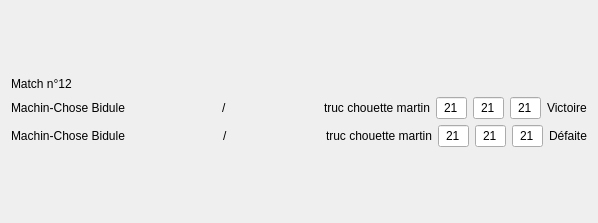
Above: mainwindow/btmQMatchWidget.ui from dsarrut/btm before the change. Below: the same form after it.
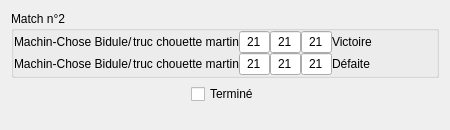
That is the form after the change.

Commit message: update match random

```diff
--- a/mainwindow/btmQMatchWidget.ui
+++ b/mainwindow/btmQMatchWidget.ui
@@ -6,35 +6,172 @@
    <rect>
     <x>0</x>
     <y>0</y>
-    <width>598</width>
-    <height>223</height>
+    <width>450</width>
+    <height>130</height>
    </rect>
   </property>
   <property name="windowTitle">
    <string>Form</string>
   </property>
-  <layout class="QVBoxLayout" name="verticalLayout">
+  <layout class="QGridLayout" name="gridLayout_2">
+   <item row="0" column="0">
+    <widget class="QGroupBox" name="groupBox">
+     <property name="title">
+      <string>Match n°2</string>
+     </property>
+     <property name="flat">
+      <bool>true</bool>
+     </property>
+     <property name="checkable">
+      <bool>false</bool>
+     </property>
+     <property name="checked">
+      <bool>false</bool>
+     </property>
+     <layout class="QGridLayout" name="gridLayout">
+      <property name="leftMargin">
+       <number>0</number>
+      </property>
+      <property name="topMargin">
+       <number>0</number>
+      </property>
+      <property name="rightMargin">
+       <number>0</number>
+      </property>
+      <property name="bottomMargin">
+       <number>0</number>
+      </property>
+      <property name="spacing">
+       <number>0</number>
+      </property>
+      <item row="1" column="0">
+       <layout class="QHBoxLayout" name="horizontalLayout_6">
    <item>
-    <spacer name="verticalSpacer_2">
-     <property name="orientation">
-      <enum>Qt::Vertical</enum>
-     </property>
-     <property name="sizeHint" stdset="0">
+         <layout class="QHBoxLayout" name="horizontalLayout_4">
+          <item>
+           <widget class="QLabel" name="labelPlayer3">
+            <property name="text">
+             <string>Machin-Chose Bidule</string>
+            </property>
+           </widget>
+          </item>
+          <item>
+           <widget class="QLabel" name="label_9">
+            <property name="text">
+             <string>/</string>
+            </property>
+           </widget>
+          </item>
+          <item>
+           <widget class="QLabel" name="labelPlayer4">
+            <property name="text">
+             <string>truc chouette martin</string>
+            </property>
+           </widget>
+          </item>
+         </layout>
+        </item>
+        <item>
+         <layout class="QHBoxLayout" name="horizontalLayout_3">
+          <item>
+           <widget class="QLineEdit" name="lineTeam2Set1">
+            <property name="sizePolicy">
+             <sizepolicy hsizetype="Maximum" vsizetype="Maximum">
+              <horstretch>0</horstretch>
+              <verstretch>0</verstretch>
+             </sizepolicy>
+            </property>
+            <property name="maximumSize">
       <size>
-       <width>20</width>
-       <height>1</height>
-      </size>
-     </property>
-    </spacer>
+              <width>31</width>
+              <height>16777215</height>
+             </size>
+            </property>
+            <property name="font">
+             <font>
+              <pointsize>9</pointsize>
+             </font>
+            </property>
+            <property name="text">
+             <string>21</string>
+            </property>
+            <property name="alignment">
+             <set>Qt::AlignCenter</set>
+            </property>
+           </widget>
    </item>
    <item>
-    <widget class="QLabel" name="label_5">
+           <widget class="QLineEdit" name="lineTeam2Set2">
+            <property name="sizePolicy">
+             <sizepolicy hsizetype="Maximum" vsizetype="Maximum">
+              <horstretch>0</horstretch>
+              <verstretch>0</verstretch>
+             </sizepolicy>
+            </property>
+            <property name="maximumSize">
+             <size>
+              <width>31</width>
+              <height>16777215</height>
+             </size>
+            </property>
+            <property name="font">
+             <font>
+              <pointsize>9</pointsize>
+             </font>
+            </property>
      <property name="text">
-      <string>Match n°12</string>
-     </property>
+             <string>21</string>
+            </property>
+            <property name="alignment">
+             <set>Qt::AlignCenter</set>
+            </property>
     </widget>
    </item>
    <item>
+           <widget class="QLineEdit" name="lineTeam2Set3">
+            <property name="sizePolicy">
+             <sizepolicy hsizetype="Maximum" vsizetype="Maximum">
+              <horstretch>0</horstretch>
+              <verstretch>0</verstretch>
+             </sizepolicy>
+            </property>
+            <property name="maximumSize">
+             <size>
+              <width>31</width>
+              <height>16777215</height>
+             </size>
+            </property>
+            <property name="font">
+             <font>
+              <pointsize>9</pointsize>
+             </font>
+            </property>
+            <property name="text">
+             <string>21</string>
+            </property>
+            <property name="alignment">
+             <set>Qt::AlignCenter</set>
+            </property>
+           </widget>
+          </item>
+         </layout>
+        </item>
+        <item>
+         <widget class="QLabel" name="label_7">
+          <property name="font">
+           <font>
+            <weight>50</weight>
+            <bold>false</bold>
+           </font>
+          </property>
+          <property name="text">
+           <string>Défaite</string>
+          </property>
+         </widget>
+        </item>
+       </layout>
+      </item>
+      <item row="0" column="0">
     <layout class="QHBoxLayout" name="horizontalLayout_5">
      <item>
       <layout class="QHBoxLayout" name="horizontalLayout">
@@ -45,19 +182,6 @@
          </property>
         </widget>
        </item>
-       <item>
-        <spacer name="horizontalSpacer">
-         <property name="orientation">
-          <enum>Qt::Horizontal</enum>
-         </property>
-         <property name="sizeHint" stdset="0">
-          <size>
-           <width>40</width>
-           <height>20</height>
-          </size>
-         </property>
-        </spacer>
-       </item>
        <item>
         <widget class="QLabel" name="label_8">
          <property name="text">
@@ -66,20 +190,7 @@
         </widget>
        </item>
        <item>
-        <spacer name="horizontalSpacer_3">
-         <property name="orientation">
-          <enum>Qt::Horizontal</enum>
-         </property>
-         <property name="sizeHint" stdset="0">
-          <size>
-           <width>40</width>
-           <height>20</height>
-          </size>
-         </property>
-        </spacer>
-       </item>
-       <item>
-        <widget class="QLabel" name="label_2">
+           <widget class="QLabel" name="labelPlayer2">
          <property name="text">
           <string>truc chouette martin</string>
          </property>
@@ -187,19 +298,13 @@
      </item>
     </layout>
    </item>
-   <item>
-    <layout class="QHBoxLayout" name="horizontalLayout_6">
-     <item>
-      <layout class="QHBoxLayout" name="horizontalLayout_4">
-       <item>
-        <widget class="QLabel" name="label_4">
-         <property name="text">
-          <string>Machin-Chose Bidule</string>
-         </property>
-        </widget>
-       </item>
+     </layout>
+    </widget>
+   </item>
+   <item row="1" column="0">
+    <layout class="QHBoxLayout" name="horizontalLayout_7">
        <item>
-        <spacer name="horizontalSpacer_4">
+      <spacer name="horizontalSpacer">
          <property name="orientation">
           <enum>Qt::Horizontal</enum>
          </property>
@@ -212,9 +317,9 @@
         </spacer>
        </item>
        <item>
-        <widget class="QLabel" name="label_9">
+      <widget class="QCheckBox" name="checkBox">
          <property name="text">
-          <string>/</string>
+        <string>Terminé</string>
          </property>
         </widget>
        </item>
@@ -231,116 +336,9 @@
          </property>
         </spacer>
        </item>
-       <item>
-        <widget class="QLabel" name="label_6">
-         <property name="text">
-          <string>truc chouette martin</string>
-         </property>
-        </widget>
-       </item>
-      </layout>
-     </item>
-     <item>
-      <layout class="QHBoxLayout" name="horizontalLayout_3">
-       <item>
-        <widget class="QLineEdit" name="lineEdit_4">
-         <property name="sizePolicy">
-          <sizepolicy hsizetype="Maximum" vsizetype="Maximum">
-           <horstretch>0</horstretch>
-           <verstretch>0</verstretch>
-          </sizepolicy>
-         </property>
-         <property name="maximumSize">
-          <size>
-           <width>31</width>
-           <height>16777215</height>
-          </size>
-         </property>
-         <property name="font">
-          <font>
-           <pointsize>9</pointsize>
-          </font>
-         </property>
-         <property name="text">
-          <string>21</string>
-         </property>
-         <property name="alignment">
-          <set>Qt::AlignCenter</set>
-         </property>
-        </widget>
-       </item>
-       <item>
-        <widget class="QLineEdit" name="lineEdit_5">
-         <property name="sizePolicy">
-          <sizepolicy hsizetype="Maximum" vsizetype="Maximum">
-           <horstretch>0</horstretch>
-           <verstretch>0</verstretch>
-          </sizepolicy>
-         </property>
-         <property name="maximumSize">
-          <size>
-           <width>31</width>
-           <height>16777215</height>
-          </size>
-         </property>
-         <property name="font">
-          <font>
-           <pointsize>9</pointsize>
-          </font>
-         </property>
-         <property name="text">
-          <string>21</string>
-         </property>
-         <property name="alignment">
-          <set>Qt::AlignCenter</set>
-         </property>
-        </widget>
-       </item>
-       <item>
-        <widget class="QLineEdit" name="lineEdit_6">
-         <property name="sizePolicy">
-          <sizepolicy hsizetype="Maximum" vsizetype="Maximum">
-           <horstretch>0</horstretch>
-           <verstretch>0</verstretch>
-          </sizepolicy>
-         </property>
-         <property name="maximumSize">
-          <size>
-           <width>31</width>
-           <height>16777215</height>
-          </size>
-         </property>
-         <property name="font">
-          <font>
-           <pointsize>9</pointsize>
-          </font>
-         </property>
-         <property name="text">
-          <string>21</string>
-         </property>
-         <property name="alignment">
-          <set>Qt::AlignCenter</set>
-         </property>
-        </widget>
-       </item>
-      </layout>
-     </item>
-     <item>
-      <widget class="QLabel" name="label_7">
-       <property name="font">
-        <font>
-         <weight>50</weight>
-         <bold>false</bold>
-        </font>
-       </property>
-       <property name="text">
-        <string>Défaite</string>
-       </property>
-      </widget>
-     </item>
-    </layout>
-   </item>
-   <item>
+    </layout>
+   </item>
+   <item row="2" column="0">
     <spacer name="verticalSpacer">
      <property name="orientation">
       <enum>Qt::Vertical</enum>
@@ -348,7 +346,7 @@
      <property name="sizeHint" stdset="0">
       <size>
        <width>20</width>
-       <height>0</height>
+       <height>14</height>
       </size>
      </property>
     </spacer>
```
Left out of the diff: 11 changed lines with no effect on the pictures. Lines whose indentation alone changed are shown as unchanged. The commit also changes 19 other files.
